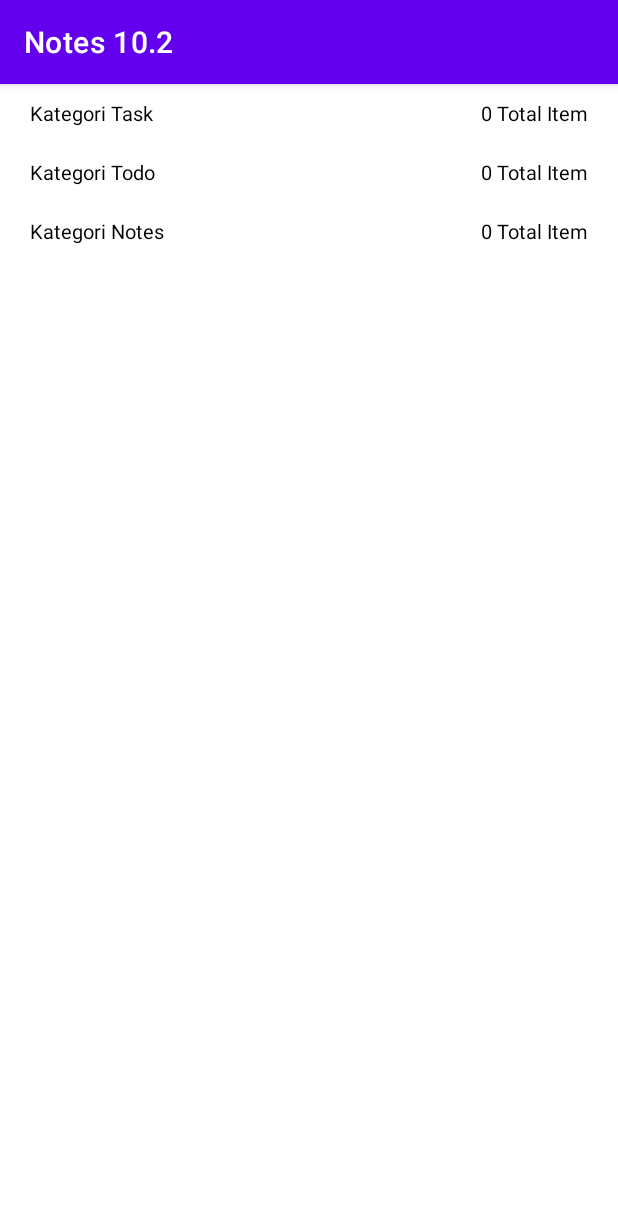
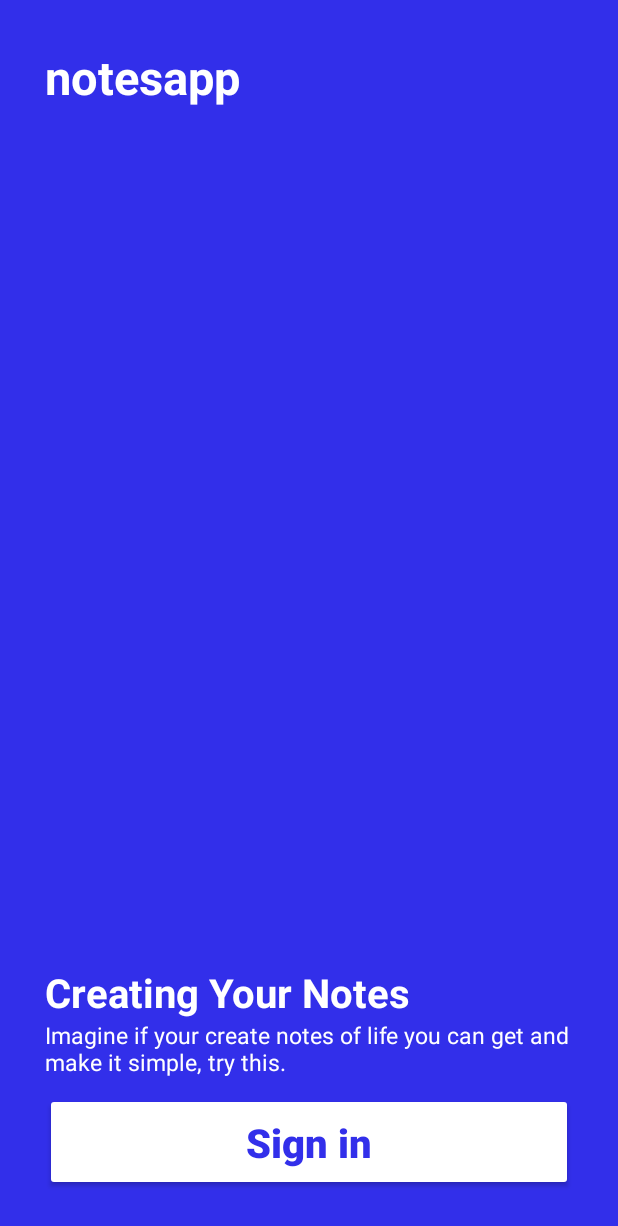
Before and after one commit to statemain/Aplikasi-Notepad-Android, an Android app: the screen it shows after launch (DashboardActivity before the commit, WelcomeActivity after it), on a phone screen of 412 x 824 dp. Shown: the top 1226 px of the screen. Run offline under Robolectric (Android 15) with nearby library versions, the light colour scheme and no system bars.

Commit message:
Update activity welcome

```diff
--- a/app/notesapp/app/src/main/AndroidManifest.xml
+++ b/app/notesapp/app/src/main/AndroidManifest.xml
@@ -11,15 +11,19 @@
         android:roundIcon="@mipmap/ic_launcher_round"
         android:supportsRtl="true"
         android:theme="@style/Theme.Notes102">
-        <activity android:name=".auth.RegisterActivity"></activity>
-        <activity android:name=".auth.LoginActivity" />
-        <activity android:name=".views.DashboardActivity">
+        <activity
+            android:name=".views.WelcomeActivity"
+            android:theme="@style/Theme.AppCompat.Light.NoActionBar.FullScreen">
             <intent-filter>
                 <action android:name="android.intent.action.MAIN" />
 
                 <category android:name="android.intent.category.LAUNCHER" />
             </intent-filter>
         </activity>
+        <activity android:name=".auth.LoginActivity" />
+        <activity android:name=".views.DashboardActivity">
+
+        </activity>
     </application>
 
 </manifest>
--- a/app/notesapp/app/src/main/java/ei/eseptiyadi/notesapp/auth/RegisterActivity.java
+++ b/app/notesapp/app/src/main/java/ei/eseptiyadi/notesapp/views/WelcomeActivity.java
@@ -1,4 +1,4 @@
-package ei.eseptiyadi.notesapp.auth;
+package ei.eseptiyadi.notesapp.views;
 
 import androidx.appcompat.app.AppCompatActivity;
 
@@ -6,11 +6,11 @@ import android.os.Bundle;
 
 import ei.eseptiyadi.notesapp.R;
 
-public class RegisterActivity extends AppCompatActivity {
+public class WelcomeActivity extends AppCompatActivity {
 
     @Override
     protected void onCreate(Bundle savedInstanceState) {
         super.onCreate(savedInstanceState);
-        setContentView(R.layout.activity_register);
+        setContentView(R.layout.activity_welcome);
     }
 }
--- a/app/notesapp/app/src/main/res/layout/activity_register.xml
+++ /dev/null
@@ -1,9 +0,0 @@
-<?xml version="1.0" encoding="utf-8"?>
-<androidx.constraintlayout.widget.ConstraintLayout xmlns:android="http://schemas.android.com/apk/res/android"
-    xmlns:app="http://schemas.android.com/apk/res-auto"
-    xmlns:tools="http://schemas.android.com/tools"
-    android:layout_width="match_parent"
-    android:layout_height="match_parent"
-    tools:context=".auth.RegisterActivity">
-
-</androidx.constraintlayout.widget.ConstraintLayout>
--- /dev/null
+++ b/app/notesapp/app/src/main/res/layout/activity_welcome.xml
@@ -0,0 +1,80 @@
+<?xml version="1.0" encoding="utf-8"?>
+<RelativeLayout xmlns:android="http://schemas.android.com/apk/res/android"
+    xmlns:app="http://schemas.android.com/apk/res-auto"
+    xmlns:tools="http://schemas.android.com/tools"
+    android:layout_width="match_parent"
+    android:layout_height="match_parent"
+    android:background="#322FEA"
+    tools:context=".views.WelcomeActivity">
+
+    <RelativeLayout
+        android:layout_width="wrap_content"
+        android:layout_height="wrap_content"
+        android:layout_margin="30dp">
+
+        <TextView
+            android:layout_width="match_parent"
+            android:layout_height="wrap_content"
+            android:text="notesapp"
+            android:textStyle="bold"
+            android:textColor="#ffff"
+            android:textSize="14pt"/>
+
+        <LinearLayout
+            android:layout_alignParentBottom="true"
+            android:layout_width="match_parent"
+            android:layout_height="wrap_content"
+            android:orientation="vertical">
+
+            <LinearLayout
+                android:id="@+id/top"
+                android:layout_width="match_parent"
+                android:layout_height="wrap_content"
+                android:orientation="vertical">
+
+                <TextView
+                    android:layout_width="match_parent"
+                    android:layout_height="wrap_content"
+                    android:text="Creating Your Notes"
+                    android:textStyle="bold"
+                    android:textColor="#ffff"
+                    android:textSize="12pt"/>
+
+                <TextView
+                    android:layout_width="match_parent"
+                    android:layout_height="wrap_content"
+                    android:textColor="#ffff"
+                    android:text="Imagine if your create notes of life you can get and make it simple, try this."
+                    android:textStyle="normal"
+                    android:textSize="7pt"/>
+
+            </LinearLayout>
+
+            <LinearLayout
+                android:layout_marginTop="10dp"
+                android:layout_below="@+id/top"
+                android:id="@+id/bottom"
+                android:layout_width="match_parent"
+                android:layout_height="wrap_content"
+                android:orientation="vertical">
+
+                <Button
+                    android:backgroundTint="#ffff"
+                    android:layout_width="match_parent"
+                    android:text="Sign in"
+                    android:textStyle="bold"
+                    android:fontFamily="sans-serif-black"
+                    android:textAllCaps="false"
+                    android:textSize="12pt"
+                    android:textColor="#322FEA"
+                    android:layout_height="65dp"/>
+
+            </LinearLayout>
+
+        </LinearLayout>
+
+    </RelativeLayout>
+
+
+
+</RelativeLayout>
--- a/app/notesapp/app/src/main/res/values/themes.xml
+++ b/app/notesapp/app/src/main/res/values/themes.xml
@@ -13,4 +13,11 @@
         <item name="android:statusBarColor" tools:targetApi="l">?attr/colorPrimaryVariant</item>
         <!-- Customize your theme here. -->
     </style>
+
+    <style name="Theme.AppCompat.Light.NoActionBar.FullScreen" parent="@style/Theme.AppCompat.Light.NoActionBar">
+        <item name="android:windowNoTitle">true</item>
+        <item name="android:windowActionBar">false</item>
+        <item name="android:windowFullscreen">true</item>
+        <item name="android:windowContentOverlay">@null</item>
+    </style>
 </resources>
```
